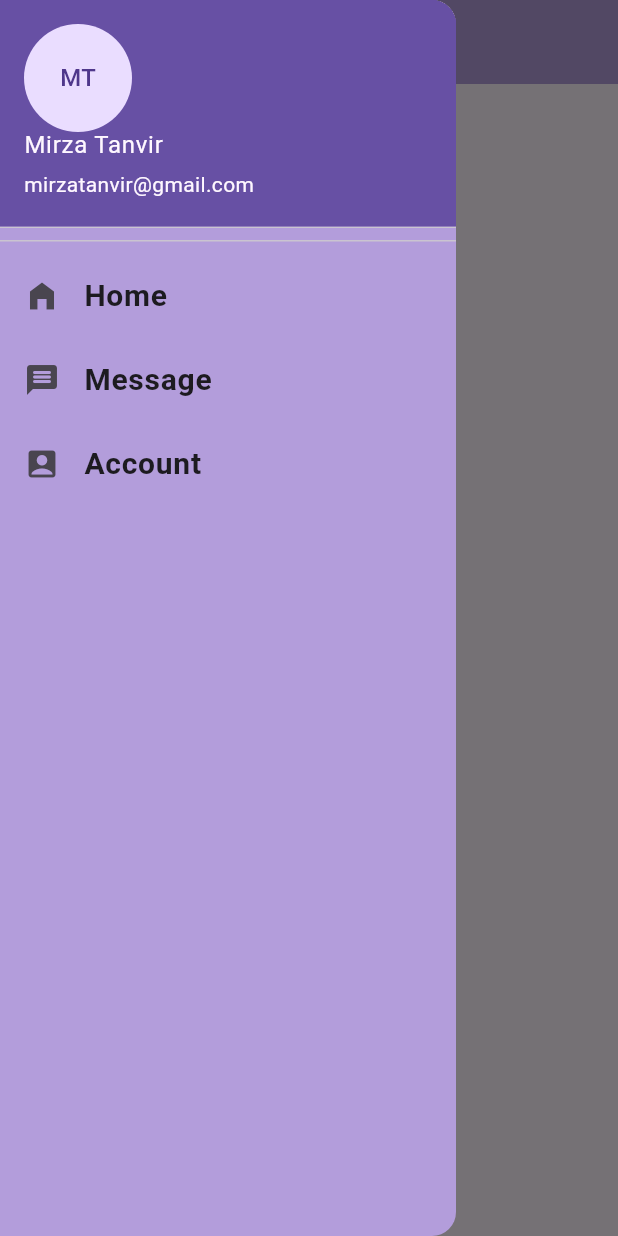
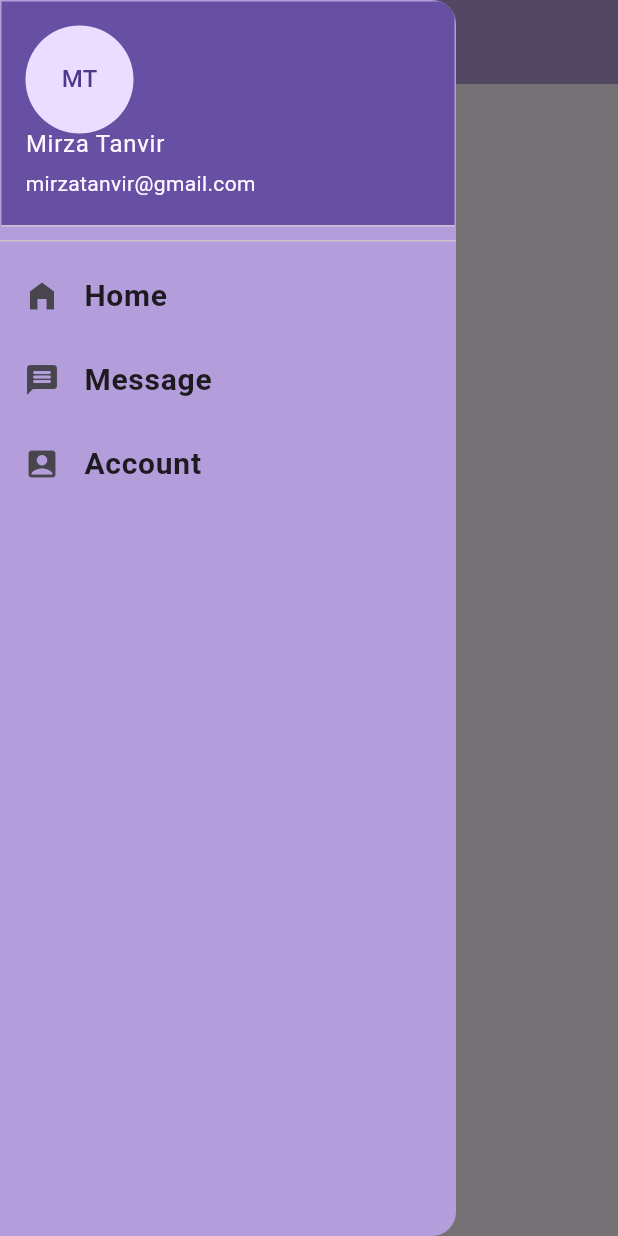
Before and after one commit to tanvirmirza/flutter-build, a Flutter app: the screen it shows after launch, with the side drawer open, on a phone screen of 412 x 824 dp. Run offline on Flutter 3.47's test engine with Material 3 defaults, Android fonts, the phone set to English and light mode, and no system bars; our stand-ins replace device_preview, font_awesome_flutter.

```diff
--- a/lib/home.dart
+++ b/lib/home.dart
@@ -10,7 +10,7 @@ class HomePage extends StatelessWidget {
     return MaterialApp(
         theme: KTheme(),
         debugShowCheckedModeBanner: false,
-        title: "PRACTICE WIDGETS",
+        title: 'PRACTICE WIDGETS',
         home: KNavDrawer());
   }
 }
--- a/lib/widgets-day/Day_03/07_pass-data.dart
+++ b/lib/widgets-day/Day_03/07_pass-data.dart
@@ -22,7 +22,7 @@ class _KPassDataState extends State<KPassData> {
           child: TextField(
             controller: textController,
             decoration: InputDecoration(
-              hintText: 'Try Somthing...',
+              hintText: 'Typing Somthing...',
               border:
                   OutlineInputBorder(borderRadius: BorderRadius.circular(50)),
               prefixIcon: Icon(Icons.text_fields),
--- a/lib/widgets-day/Day_03/09_navigation-drawer.dart
+++ b/lib/widgets-day/Day_03/09_navigation-drawer.dart
@@ -21,7 +21,7 @@ class KNavDrawer extends StatelessWidget {
       drawer: NavigationDrawer(
         children: [
           DrawerHeader(
-              padding: EdgeInsets.all(0),
+              padding: EdgeInsets.all(1),
               child: UserAccountsDrawerHeader(
                   accountName: Text(name),
                   accountEmail: Text('mirzatanvir@gmail.com'),
--- a/lib/widgets-day/Day_03/10_end-drawer.dart
+++ b/lib/widgets-day/Day_03/10_end-drawer.dart
@@ -19,7 +19,7 @@ class KEndDrawer extends StatelessWidget {
       endDrawer: NavigationDrawer(
         children: [
           DrawerHeader(
-              padding: EdgeInsets.all(0),
+              padding: EdgeInsets.all(1),
               child: UserAccountsDrawerHeader(
                   accountName: Text(name),
                   accountEmail: Text('mirzatanvir@gmail.com'),
--- a/lib/widgets-day/Day_04/01_theme.dart
+++ b/lib/widgets-day/Day_04/01_theme.dart
@@ -22,7 +22,7 @@ ThemeData KTheme() {
     buttonTheme: ButtonThemeData(buttonColor: Colors.purpleAccent),
     bottomNavigationBarTheme:
         BottomNavigationBarThemeData(backgroundColor: Colors.deepPurple),
-    bottomSheetTheme: BottomSheetThemeData(backgroundColor: Colors.deepOrange),
+    bottomSheetTheme: BottomSheetThemeData(backgroundColor: Colors.deepOrange.shade700),
     drawerTheme: DrawerThemeData(backgroundColor: Colors.deepPurple.shade200 ,),
     dropdownMenuTheme: DropdownMenuThemeData(
         textStyle: TextStyle(backgroundColor: Colors.black38)),
```
